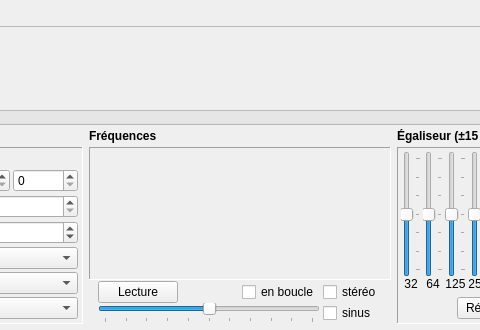
Above: trunk/pages/page_smpl.ui from davy7125/polyphone before the change; both pictures show x 185 to 665 and y 0 to 330 of the 819 by 330 pixel window. Below: the same form after it.
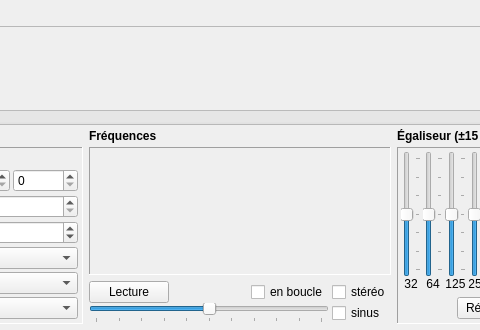
That is the form after the change. Icons and pictures are not drawn. Custom widgets are drawn as their Qt base class.

Patch:
```diff
--- a/trunk/pages/page_smpl.ui
+++ b/trunk/pages/page_smpl.ui
@@ -1102,13 +1102,13 @@
         <item>
          <layout class="QGridLayout" name="gridLayout_4">
           <property name="leftMargin">
-           <number>9</number>
+           <number>0</number>
           </property>
           <property name="topMargin">
-           <number>1</number>
+           <number>6</number>
           </property>
           <property name="rightMargin">
-           <number>9</number>
+           <number>0</number>
           </property>
           <property name="bottomMargin">
            <number>1</number>
```
